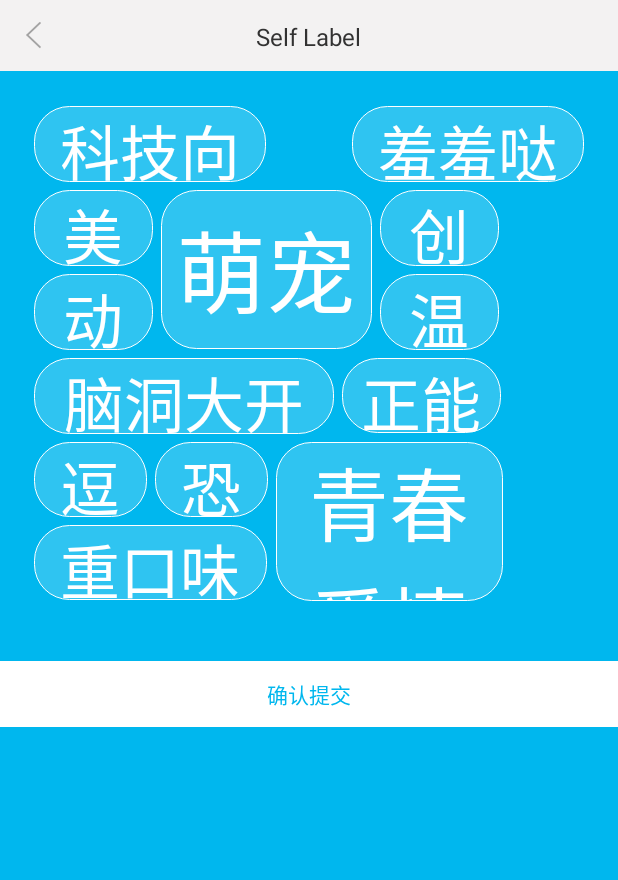
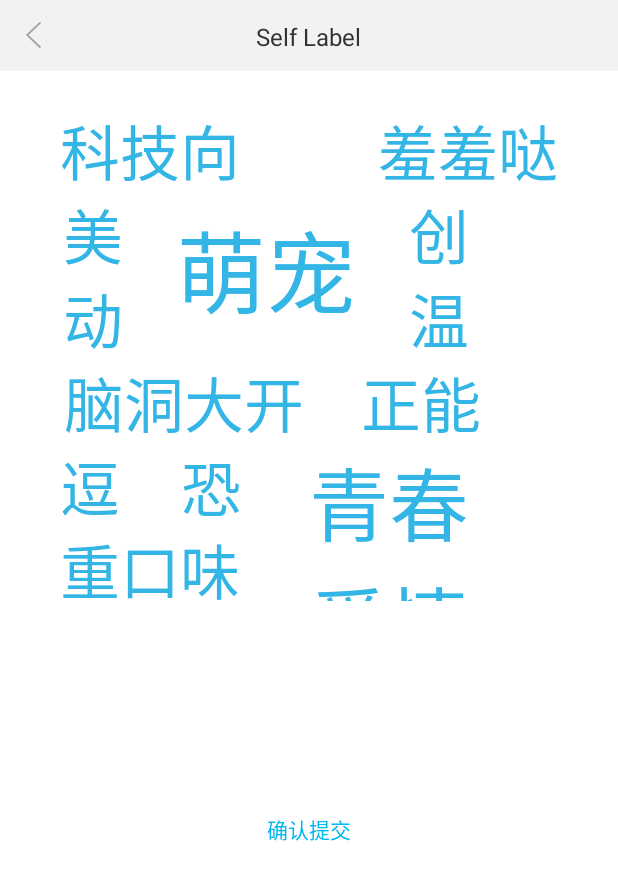
Before and after one commit to ZCXL/FreeTime, an Android app: the SelfLabel screen opened directly, with no data from a screen before it, on a phone screen of 412 x 824 dp. Shown: the top 880 px of the screen. Run offline under Robolectric (Android 15) with nearby library versions, the phone set to English and light mode, and no system bars.

Commit message:
2015-7.25--20:27

```diff
--- a/app/src/main/res/layout/main_framelayout_mine.xml
+++ b/app/src/main/res/layout/main_framelayout_mine.xml
@@ -6,7 +6,7 @@
     android:layout_height="match_parent">
     <RelativeLayout
         android:layout_width="fill_parent"
-        android:layout_height="wrap_content"
+        android:layout_height="57dp"
         android:background="#f3f2f2">
         <TextView
             android:layout_width="wrap_content"
--- a/app/src/main/res/layout/mine_self_label.xml
+++ b/app/src/main/res/layout/mine_self_label.xml
@@ -3,7 +3,7 @@
     android:orientation="vertical"
     android:layout_width="match_parent"
     android:layout_height="match_parent"
-    android:background="#00b7ee">
+    android:background="#ffffff">
     <!--title bar-->
     <RelativeLayout
         android:id="@+id/setting_title_bar"
@@ -39,7 +39,7 @@
             android:layout_marginLeft="22.66dp"
             android:layout_marginTop="23dp"
             android:background="@drawable/mine_self_label"
-            android:textColor="@android:color/white"
+            android:textColor="@android:color/holo_blue_light"
             android:textSize="60px"
             android:text="科技向"
             />
@@ -51,7 +51,7 @@
             android:layout_marginRight="22.66dp"
             android:layout_marginTop="23dp"
             android:background="@drawable/mine_self_label"
-            android:textColor="@android:color/white"
+            android:textColor="@android:color/holo_blue_light"
             android:textSize="60px"
             android:text="羞羞哒"/>
     </RelativeLayout>
@@ -65,7 +65,7 @@
             android:layout_marginLeft="22.66dp"
             android:layout_marginTop="5dp"
             android:background="@drawable/mine_self_label"
-            android:textColor="@android:color/white"
+            android:textColor="@android:color/holo_blue_light"
             android:textSize="60px"
             android:text="美食"
             />
@@ -77,7 +77,7 @@
             android:layout_below="@+id/mine_self_label_food_button"
             android:layout_marginTop="5dp"
             android:background="@drawable/mine_self_label"
-            android:textColor="@android:color/white"
+            android:textColor="@android:color/holo_blue_light"
             android:textSize="60px"
             android:text="动画"
             />
@@ -89,7 +89,7 @@
             android:layout_toRightOf="@+id/mine_self_label_food_button"
             android:layout_marginLeft="5dp"
             android:background="@drawable/mine_self_label"
-            android:textColor="@android:color/white"
+            android:textColor="@android:color/holo_blue_light"
             android:textSize="90px"
             android:text="萌宠"
             />
@@ -101,7 +101,7 @@
             android:layout_marginLeft="5dp"
             android:layout_marginTop="5dp"
             android:background="@drawable/mine_self_label"
-            android:textColor="@android:color/white"
+            android:textColor="@android:color/holo_blue_light"
             android:textSize="60px"
             android:text="创意"
             />
@@ -114,7 +114,7 @@
             android:layout_below="@+id/mine_self_label_creative_button"
             android:layout_marginTop="5dp"
             android:background="@drawable/mine_self_label"
-            android:textColor="@android:color/white"
+            android:textColor="@android:color/holo_blue_light"
             android:textSize="60px"
             android:text="温情"
             />
@@ -129,7 +129,7 @@
             android:layout_marginLeft="22.66dp"
             android:layout_marginTop="5dp"
             android:background="@drawable/mine_self_label"
-            android:textColor="@android:color/white"
+            android:textColor="@android:color/holo_blue_light"
             android:textSize="60px"
             android:text="脑洞大开"
             />
@@ -141,7 +141,7 @@
             android:layout_toRightOf="@+id/mine_self_label_odd_idea_button"
             android:layout_marginLeft="5dp"
             android:background="@drawable/mine_self_label"
-            android:textColor="@android:color/white"
+            android:textColor="@android:color/holo_blue_light"
             android:textSize="60px"
             android:text="正能量"
             />
@@ -156,7 +156,7 @@
             android:layout_marginLeft="22.66dp"
             android:layout_marginTop="5dp"
             android:background="@drawable/mine_self_label"
-            android:textColor="@android:color/white"
+            android:textColor="@android:color/holo_blue_light"
             android:textSize="60px"
             android:text="逗比"
             />
@@ -168,7 +168,7 @@
             android:layout_marginLeft="5dp"
             android:layout_marginTop="5dp"
             android:background="@drawable/mine_self_label"
-            android:textColor="@android:color/white"
+            android:textColor="@android:color/holo_blue_light"
             android:textSize="60px"
             android:text="恐怖"/>
         <Button
@@ -179,7 +179,7 @@
             android:layout_below="@+id/mine_self_label_fun_button"
             android:layout_marginTop="5dp"
             android:background="@drawable/mine_self_label"
-            android:textColor="@android:color/white"
+            android:textColor="@android:color/holo_blue_light"
             android:textSize="60px"
             android:text="重口味"
             />
@@ -191,7 +191,7 @@
             android:layout_toRightOf="@+id/mine_self_label_terrify_button"
             android:layout_marginLeft="5dp"
             android:background="@drawable/mine_self_label"
-            android:textColor="@android:color/white"
+            android:textColor="@android:color/holo_blue_light"
             android:textSize="80px"
             android:text="青春爱情"
             />
@@ -199,7 +199,8 @@
     <Button
         android:layout_width="match_parent"
         android:layout_height="44.33dp"
-        android:layout_marginTop="40dp"
+        android:layout_alignParentBottom="true"
+        android:layout_marginTop="130dp"
         android:background="@android:color/white"
         android:textColor="#00b7ee"
         android:text="确认提交"/>
--- a/app/src/main/res/values/dimens.xml
+++ b/app/src/main/res/values/dimens.xml
@@ -196,7 +196,7 @@
 
     <!--the data of main_frameLayout_top_hot -->
        <!--the data of main_top_hot_relativeLayout -->
-    <dimen name="main_top_hot_relativeLayout_layout_height">47dp</dimen>
+    <dimen name="main_top_hot_relativeLayout_layout_height">57dp</dimen>
        <!--the data of main_top_hot_TextView -->
     <dimen name="main_top_hot_TextView_textSize">18sp</dimen>
        <!--the data of main_top_hot_ImageView -->
@@ -244,7 +244,7 @@
 
     <!--the data of setting -->
        <!--the data of setting_relativeLayout1 -->
-    <dimen name="setting_relativeLayout1_layout_height">47.44dp</dimen>
+    <dimen name="setting_relativeLayout1_layout_height">57dp</dimen>
        <!--the data of setting_ImageView1 -->
     <dimen name="setting_ImageView1_layout_width">12.66dp</dimen>
     <dimen name="setting_ImageView1_layout_height">22dp</dimen>
@@ -259,7 +259,7 @@
     <dimen name="setting_relativeLayout2_layout_height">47dp</dimen>
        <!--the data of setting_TextView2 -->
     <dimen name="setting_TextView2_layout_marginLeft">14.66dp</dimen>
-    <dimen name="setting_TextView2_textSize">40px</dimen>
+    <dimen name="setting_TextView2_textSize">13.33sp</dimen>
        <!--the data of setting_ImageView2 -->
     <dimen name="setting_ImageView2_layout_width">11.66dp</dimen>
     <dimen name="setting_ImageView2_layout_height">15.66dp</dimen>
```
